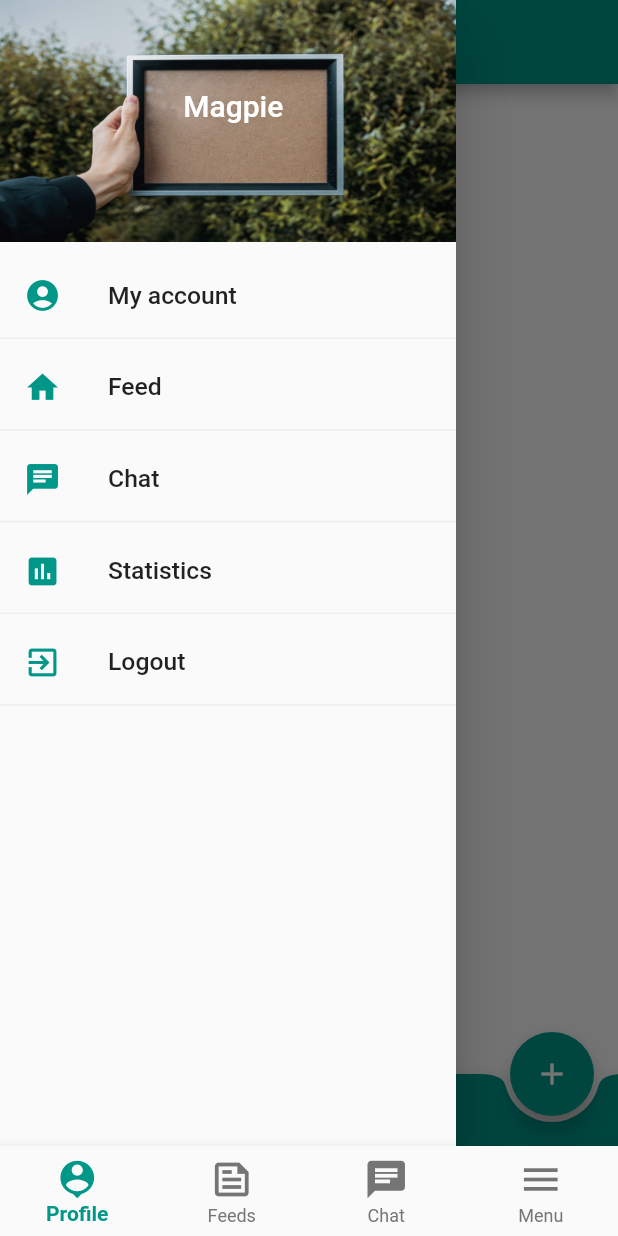
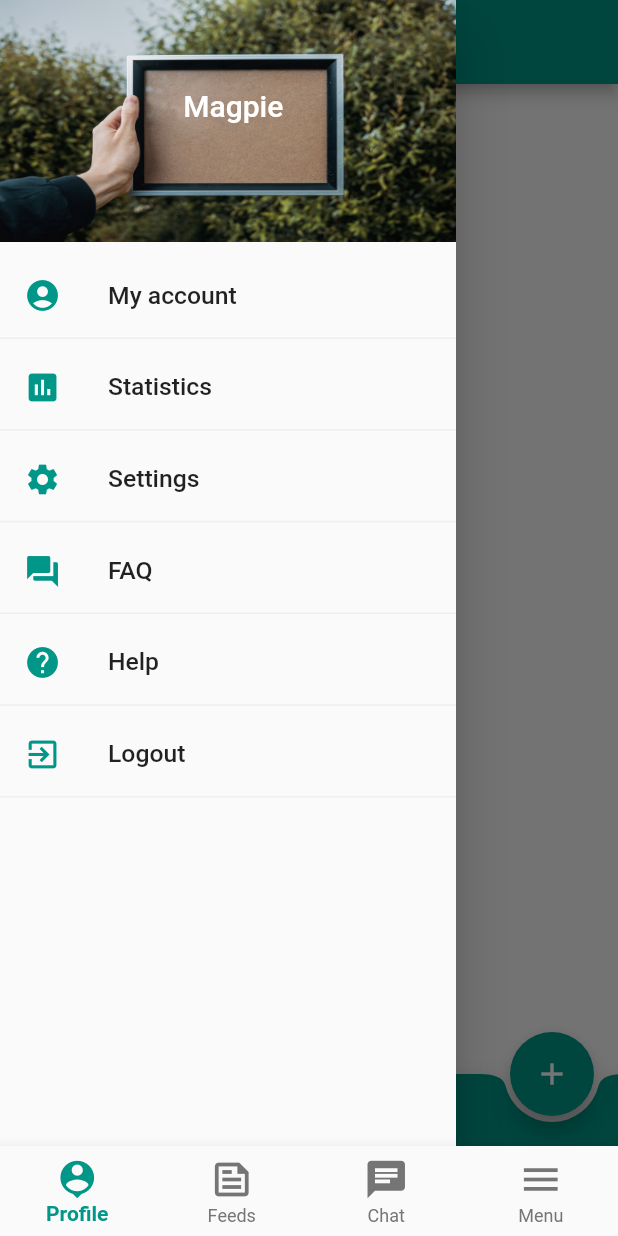
Before and after one commit to alexanderwiegel/magpie_uni, a Flutter app: the screen it shows after launch, with the side drawer open, on a phone screen of 412 x 824 dp. Run offline on Flutter 3.47's test engine with Material 2 defaults, Android fonts, the phone set to English and light mode, and no system bars; our stand-ins replace charts_flutter, flutter_image_compress, flutter_keyboard_visibility, image_picker, socket_io_client; missing offline and left inert: flutter_circular_chart; network calls fail.

Commit message:
Add more pages to the drawer

```diff
--- a/code/lib/widgets/magpie.bottom.navigation.bar.dart
+++ b/code/lib/widgets/magpie.bottom.navigation.bar.dart
@@ -3,7 +3,7 @@ import 'package:flutter/material.dart';
 import 'package:magpie_uni/widgets/magpie.icon.button.dart';
 import 'package:magpie_uni/Constants.dart' as Constants;
 import 'package:magpie_uni/sort.mode.dart';
-import 'package:magpie_uni/size.config.dart';
+// import 'package:magpie_uni/size.config.dart';
 
 class MagpieBottomNavigationBar extends StatelessWidget {
   final Function switchSortOrder;
@@ -40,7 +40,7 @@ class MagpieBottomNavigationBar extends StatelessWidget {
       child: BottomAppBar(
         clipBehavior: Clip.antiAlias,
         color: Constants.mainColor,
-        shape: CircularNotchedRectangle(),
+        shape: const CircularNotchedRectangle(),
         notchMargin: 4.0,
         child: Row(
           mainAxisAlignment: MainAxisAlignment.spaceEvenly,
@@ -95,9 +95,9 @@ class MagpieBottomNavigationBar extends StatelessWidget {
           sortMode == value
               ? Icon(asc ? Icons.arrow_upward : Icons.arrow_downward,
               color: Colors.teal, size: iconSize)
-              : Icon(null),
-          Padding(
-            padding: const EdgeInsets.only(left: 2.0),
+              : const Icon(null),
+          const Padding(
+            padding: EdgeInsets.only(left: 2.0),
           ),
           Text(txt)
         ],
--- a/code/lib/widgets/magpie.drawer.dart
+++ b/code/lib/widgets/magpie.drawer.dart
@@ -12,9 +12,9 @@ class MagpieDrawer extends StatelessWidget {
       child: ListView(
         padding: EdgeInsets.zero,
         children: <Widget>[
-          DrawerHeader(
+          const DrawerHeader(
             child: Padding(
-              padding: const EdgeInsets.only(top: 43.0, left: 7.0),
+              padding: EdgeInsets.only(top: 43.0, left: 7.0),
               child: Text(
                 'Magpie',
                 textAlign: TextAlign.center,
@@ -35,25 +35,25 @@ class MagpieDrawer extends StatelessWidget {
             () => navigate(context, "/home"),
           ),
           option(
-            Icons.home,
-            "Feed",
-            () => Navigator.of(context).pop(),
-          ),
-          option(
-            Icons.chat,
-            "Chat",
-            () => Navigator.of(context).pop(),
-          ),
-          option(
             Icons.insert_chart, "Statistics",
             //() => Navigator.of(context).pop(),),
             () => navigate(context, "/statistic"),
           ),
-          // option(
-          //   Icons.settings,
-          //   "Settings",
-          //   () => Navigator.of(context).pop(),
-          // ),
+          option(
+            Icons.settings,
+            "Settings",
+            () => Navigator.of(context).pop(),
+          ),
+          option(
+            Icons.question_answer,
+            "FAQ",
+            () => Navigator.of(context).pop(),
+          ),
+          option(
+            Icons.help,
+            "Help",
+            () => Navigator.of(context).pop(),
+          ),
           option(
             Icons.exit_to_app,
             "Logout",
```
